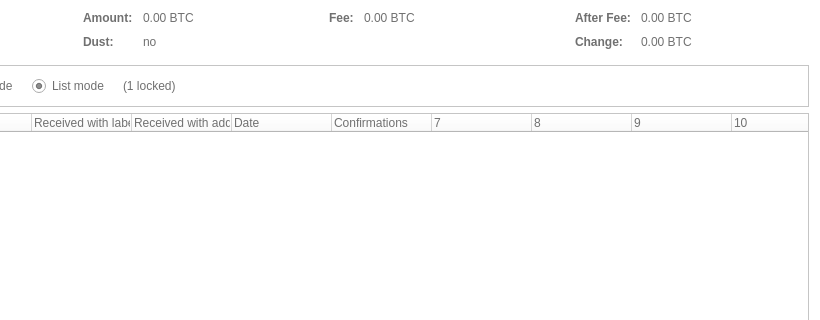
The window that src/qt/forms/coincontroldialog.ui (Veil-Project/veil) describes before a commit, drawn with Qt 5; both pictures show x 180 to 1000 and y 0 to 320 of the 1000 by 500 pixel window.
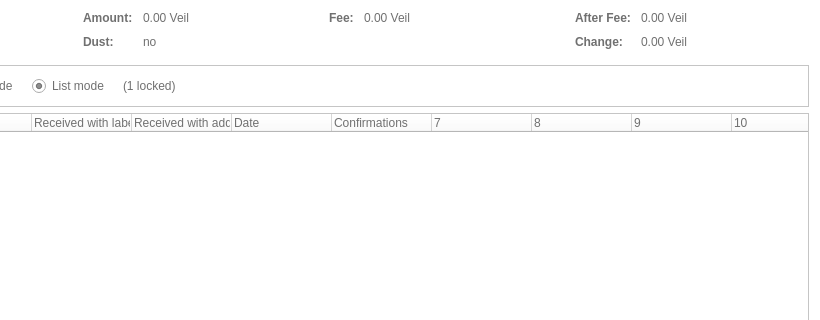
The same window after the commit. Custom widgets are drawn as their Qt base class.

Commit message: btc to veil renaming

The edit to the form file:
```diff
--- a/src/qt/forms/coincontroldialog.ui
+++ b/src/qt/forms/coincontroldialog.ui
@@ -137,7 +137,7 @@
           <enum>Qt::ActionsContextMenu</enum>
          </property>
          <property name="text">
-          <string notr="true">0.00 BTC</string>
+          <string notr="true">0.00 Veil</string>
          </property>
          <property name="textInteractionFlags">
           <set>Qt::LinksAccessibleByMouse|Qt::TextSelectableByKeyboard|Qt::TextSelectableByMouse</set>
@@ -217,7 +217,7 @@
           <enum>Qt::ActionsContextMenu</enum>
          </property>
          <property name="text">
-          <string notr="true">0.00 BTC</string>
+          <string notr="true">0.00 Veil</string>
          </property>
          <property name="textInteractionFlags">
           <set>Qt::LinksAccessibleByMouse|Qt::TextSelectableByKeyboard|Qt::TextSelectableByMouse</set>
@@ -262,7 +262,7 @@
           <enum>Qt::ActionsContextMenu</enum>
          </property>
          <property name="text">
-          <string notr="true">0.00 BTC</string>
+          <string notr="true">0.00 Veil</string>
          </property>
          <property name="textInteractionFlags">
           <set>Qt::LinksAccessibleByMouse|Qt::TextSelectableByKeyboard|Qt::TextSelectableByMouse</set>
@@ -297,7 +297,7 @@
           <enum>Qt::ActionsContextMenu</enum>
          </property>
          <property name="text">
-          <string notr="true">0.00 BTC</string>
+          <string notr="true">0.00 Veil</string>
          </property>
          <property name="textInteractionFlags">
           <set>Qt::LinksAccessibleByMouse|Qt::TextSelectableByKeyboard|Qt::TextSelectableByMouse</set>
```
